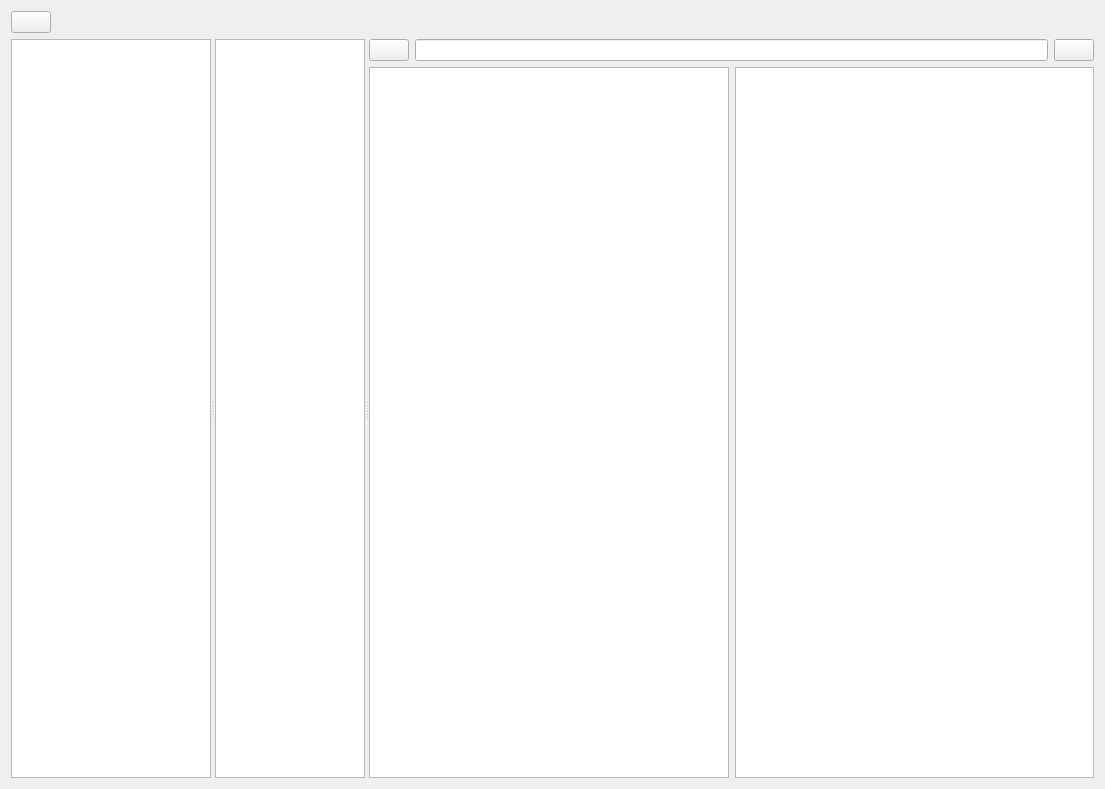
Before: the Qt Designer form GitNote.ui in pluohust/GitNote, drawn with Qt 5.
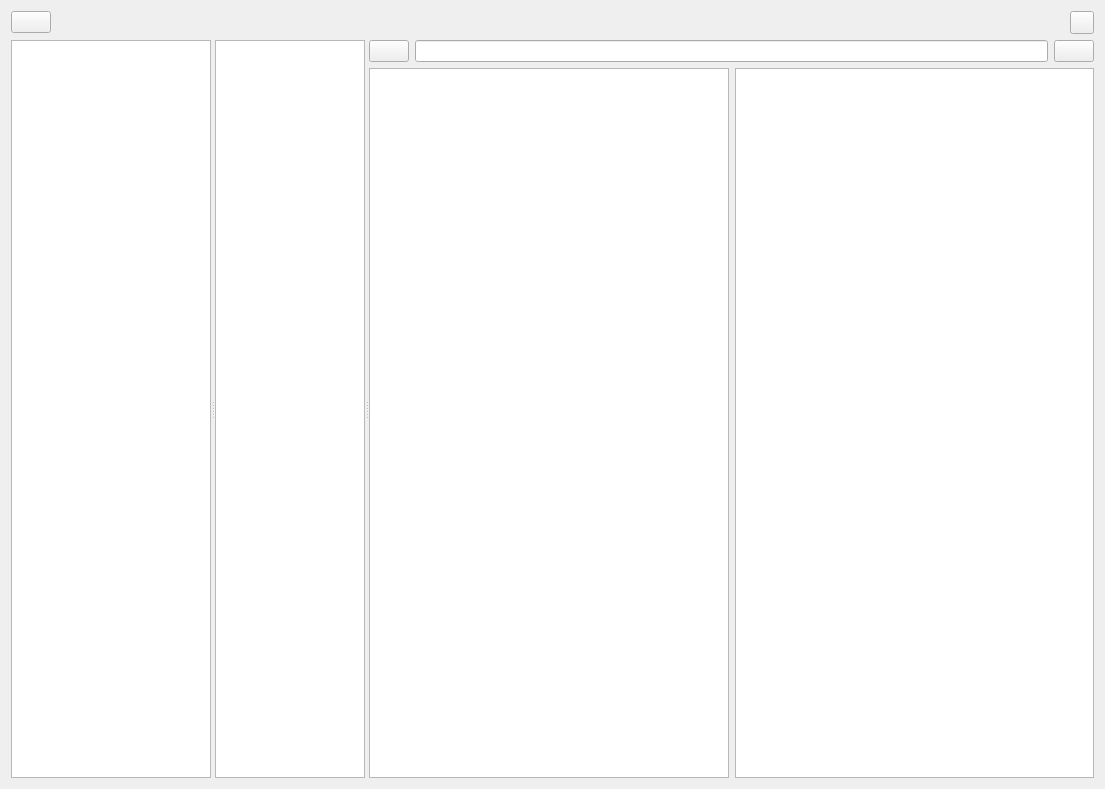
After: the same form once the commit is applied.

The edit to the form file:
```diff
--- a/GitNote.ui
+++ b/GitNote.ui
@@ -21,7 +21,7 @@
   </property>
   <layout class="QVBoxLayout" name="verticalLayout_2">
    <item>
-    <layout class="QHBoxLayout" name="horizontalLayout" stretch="0,1">
+    <layout class="QHBoxLayout" name="horizontalLayout" stretch="0,1,0">
      <item>
       <widget class="QPushButton" name="pushButton_update">
        <property name="text">
@@ -51,6 +51,13 @@
        </property>
       </spacer>
      </item>
+     <item>
+      <widget class="QToolButton" name="toolButton_config">
+       <property name="text">
+        <string/>
+       </property>
+      </widget>
+     </item>
     </layout>
    </item>
    <item>
@@ -71,7 +78,7 @@
       <widget class="QTreeWidget" name="treeWidget_tree">
        <property name="minimumSize">
         <size>
-         <width>100</width>
+         <width>10</width>
          <height>0</height>
         </size>
        </property>
@@ -108,7 +115,7 @@
       <widget class="QListWidget" name="listWidget_list">
        <property name="minimumSize">
         <size>
-         <width>100</width>
+         <width>10</width>
          <height>0</height>
         </size>
        </property>
```
Left out of the diff: 4 changed lines with no effect on the pictures.
